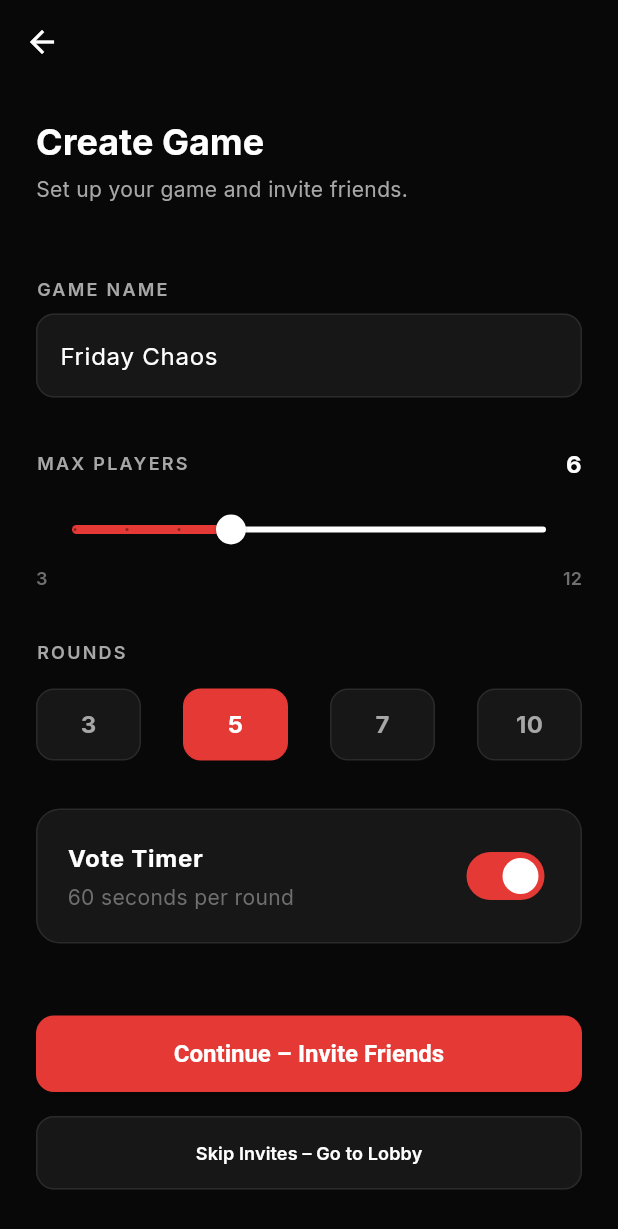
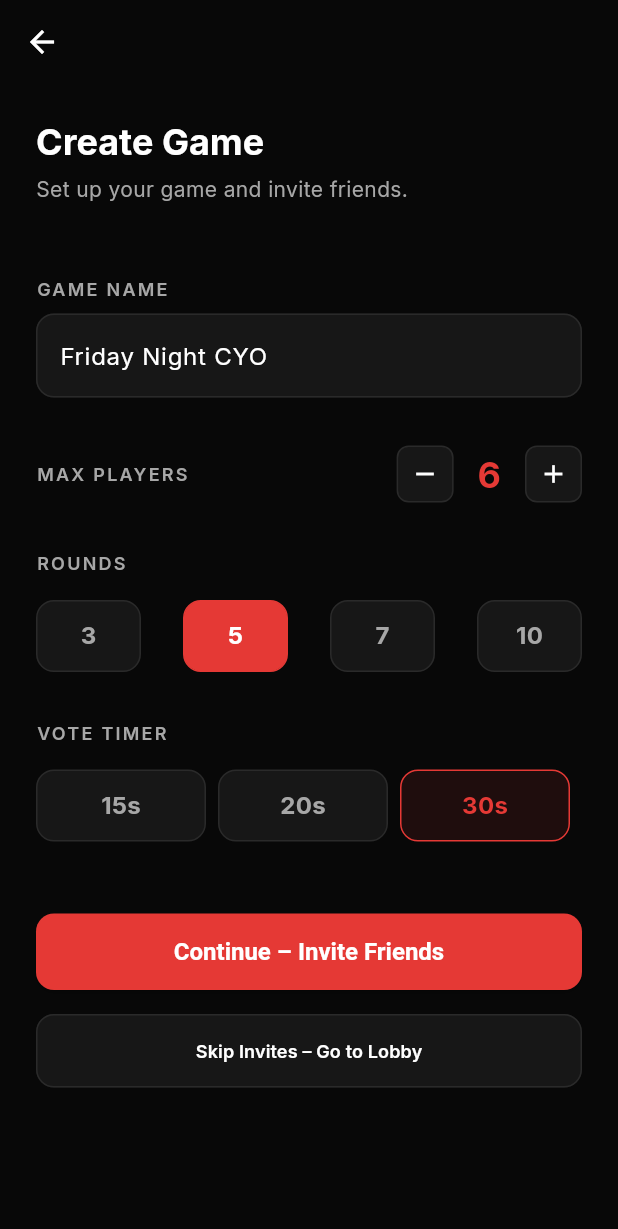
Before and after one commit to m-Affan55/CYO, a Flutter app: the CreateGameScreen screen opened by its route, on a phone screen of 412 x 824 dp. Shown: the top 1229 px of the screen. Run offline on Flutter 3.47's test engine with Material 3 defaults, Android fonts, the phone set to English and light mode, and no system bars; our stand-ins replace flutter_riverpod, go_router, google_fonts.

Commit message:
Edit screens according to the game title.

```diff
--- a/frontend/lib/features/auth/presentation/welcome_screen.dart
+++ b/frontend/lib/features/auth/presentation/welcome_screen.dart
@@ -46,16 +46,19 @@ class WelcomeScreen extends StatelessWidget {
               // App Title
               Center(
                 child: Text(
-                  'REVEAL',
-                  style: Theme.of(context).textTheme.displayLarge?.copyWith(
-                    letterSpacing: 2,
+                  'CYO',
+                  style: TextStyle(
+                    fontSize: 48,
+                    fontWeight: FontWeight.w900,
+                    letterSpacing: 8,
+                    color: AppTheme.textPrimary,
                   ),
                 ),
               ),
               const SizedBox(height: 8),
               Center(
                 child: Text(
-                  'PARTY GAME',
+                  'CALL YOU OUT',
                   style: Theme.of(context).textTheme.labelLarge?.copyWith(
                     letterSpacing: 4,
                     color: AppTheme.textSecondary,
--- a/frontend/lib/features/home/presentation/home_screen.dart
+++ b/frontend/lib/features/home/presentation/home_screen.dart
@@ -177,7 +177,7 @@ class HomeScreen extends StatelessWidget {
                       mainAxisAlignment: MainAxisAlignment.spaceBetween,
                       children: [
                         Text(
-                          'Friday Chaos',
+                          'Friday Night CYO',
                           style: Theme.of(context).textTheme.bodyLarge?.copyWith(fontWeight: FontWeight.bold),
                         ),
                         Container(
--- a/frontend/lib/features/lobby/presentation/create_game_screen.dart
+++ b/frontend/lib/features/lobby/presentation/create_game_screen.dart
@@ -11,12 +11,13 @@ class CreateGameScreen extends StatefulWidget {
 }
 
 class _CreateGameScreenState extends State<CreateGameScreen> {
-  final TextEditingController _gameNameController = TextEditingController(text: 'Friday Chaos');
-  double _maxPlayers = 6;
+  final TextEditingController _gameNameController = TextEditingController(text: 'Friday Night CYO');
+  int _maxPlayers = 6;
   int _selectedRounds = 5;
-  bool _voteTimerEnabled = true;
+  int _selectedTimer = 30; // Max 30 seconds
 
   final List<int> _roundOptions = [3, 5, 7, 10];
+  final List<int> _timerOptions = [15, 20, 30];
 
   @override
   void dispose() {
@@ -80,7 +81,7 @@ class _CreateGameScreenState extends State<CreateGameScreen> {
               ),
               const SizedBox(height: 32),
 
-              // Max Players Slider
+              // Max Players Counter
               Row(
                 mainAxisAlignment: MainAxisAlignment.spaceBetween,
                 children: [
@@ -91,38 +92,46 @@ class _CreateGameScreenState extends State<CreateGameScreen> {
                       letterSpacing: 1.5,
                     ),
                   ),
-                  Text(
-                    '${_maxPlayers.toInt()}',
-                    style: Theme.of(context).textTheme.bodyLarge?.copyWith(fontWeight: FontWeight.bold),
+                  Row(
+                    children: [
+                      GestureDetector(
+                        onTap: () {
+                          if (_maxPlayers > 3) setState(() => _maxPlayers--);
+                        },
+                        child: Container(
+                          padding: const EdgeInsets.all(8),
+                          decoration: BoxDecoration(
+                            color: AppTheme.surfaceCharcoal,
+                            borderRadius: BorderRadius.circular(8),
+                            border: Border.all(color: const Color(0xFF2A2A2A)),
+                          ),
+                          child: const Icon(Icons.remove, size: 20, color: AppTheme.textPrimary),
+                        ),
+                      ),
+                      const SizedBox(width: 16),
+                      Text(
+                        '$_maxPlayers',
+                        style: Theme.of(context).textTheme.displayMedium?.copyWith(
+                          color: AppTheme.primaryRed,
+                        ),
+                      ),
+                      const SizedBox(width: 16),
+                      GestureDetector(
+                        onTap: () {
+                          if (_maxPlayers < 12) setState(() => _maxPlayers++);
+                        },
+                        child: Container(
+                          padding: const EdgeInsets.all(8),
+                          decoration: BoxDecoration(
+                            color: AppTheme.surfaceCharcoal,
+                            borderRadius: BorderRadius.circular(8),
+                            border: Border.all(color: const Color(0xFF2A2A2A)),
+                          ),
+                          child: const Icon(Icons.add, size: 20, color: AppTheme.textPrimary),
+                        ),
+                      ),
+                    ],
                   ),
-                ],
-              ),
-              const SizedBox(height: 8),
-              SliderTheme(
-                data: SliderThemeData(
-                  activeTrackColor: AppTheme.primaryRed,
-                  inactiveTrackColor: AppTheme.textPrimary,
-                  thumbColor: AppTheme.textPrimary,
-                  overlayColor: AppTheme.primaryRed.withOpacity(0.2),
-                  trackHeight: 4,
-                ),
-                child: Slider(
-                  value: _maxPlayers,
-                  min: 3,
-                  max: 12,
-                  divisions: 9,
-                  onChanged: (value) {
-                    setState(() {
-                      _maxPlayers = value;
-                    });
-                  },
-                ),
-              ),
-              Row(
-                mainAxisAlignment: MainAxisAlignment.spaceBetween,
-                children: [
-                  Text('3', style: Theme.of(context).textTheme.labelLarge?.copyWith(color: AppTheme.textMuted)),
-                  Text('12', style: Theme.of(context).textTheme.labelLarge?.copyWith(color: AppTheme.textMuted)),
                 ],
               ),
               const SizedBox(height: 32),
@@ -170,39 +179,48 @@ class _CreateGameScreenState extends State<CreateGameScreen> {
               ),
               const SizedBox(height: 32),
 
-              // Vote Timer Toggle
-              Container(
-                padding: const EdgeInsets.all(20),
-                decoration: BoxDecoration(
-                  color: AppTheme.surfaceCharcoal,
-                  borderRadius: BorderRadius.circular(16),
-                  border: Border.all(color: const Color(0xFF2A2A2A)),
+              // Vote Timer
+              Text(
+                'VOTE TIMER',
+                style: Theme.of(context).textTheme.labelLarge?.copyWith(
+                  color: AppTheme.textSecondary,
+                  letterSpacing: 1.5,
                 ),
-                child: Row(
-                  mainAxisAlignment: MainAxisAlignment.spaceBetween,
-                  children: [
-                    Column(
-                      crossAxisAlignment: CrossAxisAlignment.start,
-                      children: [
-                        Text('Vote Timer', style: Theme.of(context).textTheme.bodyLarge?.copyWith(fontWeight: FontWeight.bold)),
-                        const SizedBox(height: 4),
-                        Text('60 seconds per round', style: Theme.of(context).textTheme.bodyMedium?.copyWith(color: AppTheme.textMuted)),
-                      ],
-                    ),
-                    Switch(
-                      value: _voteTimerEnabled,
-                      activeColor: AppTheme.textPrimary,
-                      activeTrackColor: AppTheme.primaryRed,
-                      inactiveThumbColor: AppTheme.textMuted,
-                      inactiveTrackColor: AppTheme.backgroundBlack,
-                      onChanged: (value) {
+              ),
+              const SizedBox(height: 16),
+              Row(
+                mainAxisAlignment: MainAxisAlignment.spaceBetween,
+                children: _timerOptions.map((timer) {
+                  final isSelected = _selectedTimer == timer;
+                  return Expanded(
+                    child: GestureDetector(
+                      onTap: () {
                         setState(() {
-                          _voteTimerEnabled = value;
+                          _selectedTimer = timer;
                         });
                       },
+                      child: Container(
+                        margin: const EdgeInsets.only(right: 8),
+                        height: 48,
+                        decoration: BoxDecoration(
+                          color: isSelected ? AppTheme.primaryRed.withOpacity(0.1) : AppTheme.surfaceCharcoal,
+                          borderRadius: BorderRadius.circular(12),
+                          border: Border.all(color: isSelected ? AppTheme.primaryRed : const Color(0xFF2A2A2A)),
+                        ),
+                        child: Center(
+                          child: Text(
+                            '${timer}s',
+                            style: TextStyle(
+                              color: isSelected ? AppTheme.primaryRed : AppTheme.textSecondary,
+                              fontWeight: FontWeight.bold,
+                              fontSize: 16,
+                            ),
+                          ),
+                        ),
+                      ),
                     ),
-                  ],
-                ),
+                  );
+                }).toList(),
               ),
               const SizedBox(height: 48),
 
@@ -210,7 +228,6 @@ class _CreateGameScreenState extends State<CreateGameScreen> {
               PrimaryButton(
                 text: 'Continue – Invite Friends',
                 onPressed: () {
-                  // TODO: Implement actual game creation logic on backend
                   context.push('/game-lobby');
                 },
               ),
--- a/frontend/lib/features/lobby/presentation/game_lobby_screen.dart
+++ b/frontend/lib/features/lobby/presentation/game_lobby_screen.dart
@@ -21,7 +21,7 @@ class GameLobbyScreen extends StatelessWidget {
           child: Column(
             children: [
               Text(
-                'Friday Chaos',
+                'Friday Night CYO',
                 style: Theme.of(context).textTheme.displayMedium,
               ),
               const SizedBox(height: 8),
--- a/frontend/lib/main.dart
+++ b/frontend/lib/main.dart
@@ -13,7 +13,7 @@ class MyApp extends StatelessWidget {
   @override
   Widget build(BuildContext context) {
     return MaterialApp.router(
-      title: 'Reveal Party Game',
+      title: 'CYO',
       debugShowCheckedModeBanner: false,
       theme: AppTheme.darkTheme,
       routerConfig: appRouter,
```
